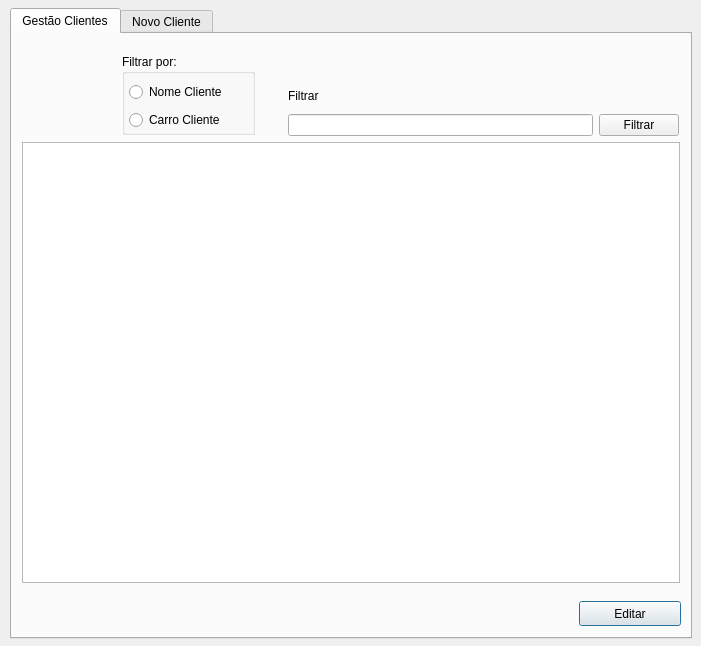
Qt form frm_gestaoclientes.ui (ustop0/TCC) before a commit.
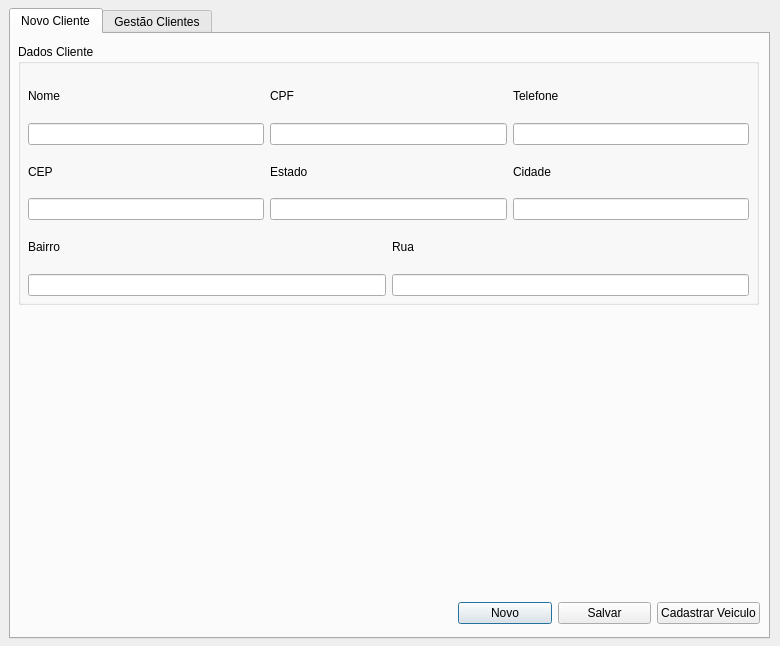
The same form after that commit. The open tabs and pages were chosen to show the change.

Commit message:
Criando tela de gestão de clientes
exibindo clienes e aplicandos os filtros na tela

```diff
--- a/frm_gestaoclientes.ui
+++ b/frm_gestaoclientes.ui
@@ -6,7 +6,7 @@
    <rect>
     <x>0</x>
     <y>0</y>
-    <width>701</width>
+    <width>780</width>
     <height>646</height>
    </rect>
   </property>
@@ -16,9 +16,9 @@
   <widget class="QTabWidget" name="tabWidget">
    <property name="geometry">
     <rect>
-     <x>10</x>
+     <x>9</x>
      <y>8</y>
-     <width>682</width>
+     <width>761</width>
      <height>631</height>
     </rect>
    </property>
@@ -27,126 +27,26 @@
    </property>
    <widget class="QWidget" name="tab">
     <attribute name="title">
-     <string>Gestão Clientes</string>
-    </attribute>
-    <widget class="QTableWidget" name="tw_ge_listaclientes">
-     <property name="geometry">
-      <rect>
-       <x>10</x>
-       <y>108</y>
-       <width>658</width>
-       <height>441</height>
-      </rect>
-     </property>
-    </widget>
-    <widget class="QGroupBox" name="groupBox_3">
-     <property name="geometry">
-      <rect>
-       <x>110</x>
-       <y>20</y>
-       <width>133</width>
-       <height>81</height>
-      </rect>
-     </property>
-     <property name="title">
-      <string>Filtrar por:</string>
-     </property>
-     <widget class="QWidget" name="layoutWidget_3">
-      <property name="geometry">
-       <rect>
-        <x>7</x>
-        <y>26</y>
-        <width>120</width>
-        <height>54</height>
-       </rect>
-      </property>
-      <layout class="QVBoxLayout" name="verticalLayout_19">
-       <item>
-        <widget class="QRadioButton" name="rb_ge_nomecliente">
-         <property name="text">
-          <string>Nome Cliente</string>
-         </property>
-        </widget>
-       </item>
-       <item>
-        <widget class="QRadioButton" name="rb_ge_carrocliente">
-         <property name="text">
-          <string>Carro Cliente</string>
-         </property>
-        </widget>
-       </item>
-      </layout>
-     </widget>
-    </widget>
-    <widget class="QPushButton" name="btn_ge_editar">
-     <property name="geometry">
-      <rect>
-       <x>567</x>
-       <y>567</y>
-       <width>102</width>
-       <height>25</height>
-      </rect>
-     </property>
-     <property name="text">
-      <string>Editar</string>
-     </property>
-    </widget>
-    <widget class="QWidget" name="layoutWidget">
-     <property name="geometry">
-      <rect>
-       <x>276</x>
-       <y>50</y>
-       <width>391</width>
-       <height>52</height>
-      </rect>
-     </property>
-     <layout class="QVBoxLayout" name="verticalLayout_18">
-      <item>
-       <widget class="QLabel" name="label_16">
-        <property name="text">
-         <string>Filtrar</string>
-        </property>
-       </widget>
-      </item>
-      <item>
-       <layout class="QHBoxLayout" name="horizontalLayout_9">
-        <item>
-         <widget class="QLineEdit" name="txt_ge_filtro"/>
-        </item>
-        <item>
-         <widget class="QPushButton" name="btn_ge_filtrar">
-          <property name="text">
-           <string>Filtrar</string>
-          </property>
-         </widget>
-        </item>
-       </layout>
-      </item>
-     </layout>
-    </widget>
-   </widget>
-   <widget class="QWidget" name="tab_2">
-    <attribute name="title">
      <string>Novo Cliente</string>
     </attribute>
     <widget class="QGroupBox" name="groupBox">
      <property name="geometry">
       <rect>
-       <x>8</x>
-       <y>8</y>
-       <width>661</width>
+       <x>7</x>
+       <y>10</y>
+       <width>741</width>
        <height>261</height>
       </rect>
      </property>
      <property name="title">
       <string>Dados Cliente</string>
      </property>
-     <widget class="QWidget" name="layoutWidget">
+     <widget class="QWidget" name="layoutWidget_2">
       <property name="geometry">
        <rect>
         <x>10</x>
-        <y>30</y>
-        <width>641</width>
+        <y>31</y>
+        <width>721</width>
         <height>221</height>
        </rect>
       </property>
@@ -281,8 +181,8 @@
     <widget class="QWidget" name="">
      <property name="geometry">
       <rect>
-       <x>370</x>
-       <y>560</y>
+       <x>447</x>
+       <y>566</y>
        <width>302</width>
        <height>27</height>
       </rect>
@@ -311,9 +211,95 @@
       </item>
      </layout>
     </widget>
-    <zorder>layoutWidget</zorder>
-    <zorder>groupBox</zorder>
-    <zorder>btn_nv_cadastrarveiculo</zorder>
+   </widget>
+   <widget class="QWidget" name="tab_2">
+    <attribute name="title">
+     <string>Gestão Clientes</string>
+    </attribute>
+    <widget class="QTableWidget" name="tw_ge_listaclientes">
+     <property name="geometry">
+      <rect>
+       <x>8</x>
+       <y>85</y>
+       <width>741</width>
+       <height>471</height>
+      </rect>
+     </property>
+    </widget>
+    <widget class="QGroupBox" name="groupBox_3">
+     <property name="geometry">
+      <rect>
+       <x>10</x>
+       <y>10</y>
+       <width>161</width>
+       <height>71</height>
+      </rect>
+     </property>
+     <property name="title">
+      <string>Filtrar por:</string>
+     </property>
+     <widget class="QWidget" name="layoutWidget_4">
+      <property name="geometry">
+       <rect>
+        <x>7</x>
+        <y>26</y>
+        <width>141</width>
+        <height>41</height>
+       </rect>
+      </property>
+      <layout class="QVBoxLayout" name="verticalLayout_19">
+       <item>
+        <widget class="QComboBox" name="cb_ge_filtrar"/>
+       </item>
+      </layout>
+     </widget>
+    </widget>
+    <widget class="QWidget" name="layoutWidget_3">
+     <property name="geometry">
+      <rect>
+       <x>360</x>
+       <y>30</y>
+       <width>391</width>
+       <height>52</height>
+      </rect>
+     </property>
+     <layout class="QVBoxLayout" name="verticalLayout_18">
+      <item>
+       <widget class="QLabel" name="label_16">
+        <property name="text">
+         <string>Filtrar</string>
+        </property>
+       </widget>
+      </item>
+      <item>
+       <layout class="QHBoxLayout" name="horizontalLayout_9">
+        <item>
+         <widget class="QLineEdit" name="txt_ge_filtro"/>
+        </item>
+        <item>
+         <widget class="QPushButton" name="btn_ge_filtrar">
+          <property name="text">
+           <string>Filtrar</string>
+          </property>
+         </widget>
+        </item>
+       </layout>
+      </item>
+     </layout>
+    </widget>
+    <widget class="QPushButton" name="btn_ge_editar">
+     <property name="geometry">
+      <rect>
+       <x>607</x>
+       <y>567</y>
+       <width>102</width>
+       <height>25</height>
+      </rect>
+     </property>
+     <property name="text">
+      <string>Editar</string>
+     </property>
+    </widget>
    </widget>
   </widget>
  </widget>
```
Left out of the diff: 2 changed lines with no effect on the pictures. The commit also changes 5 other files.
